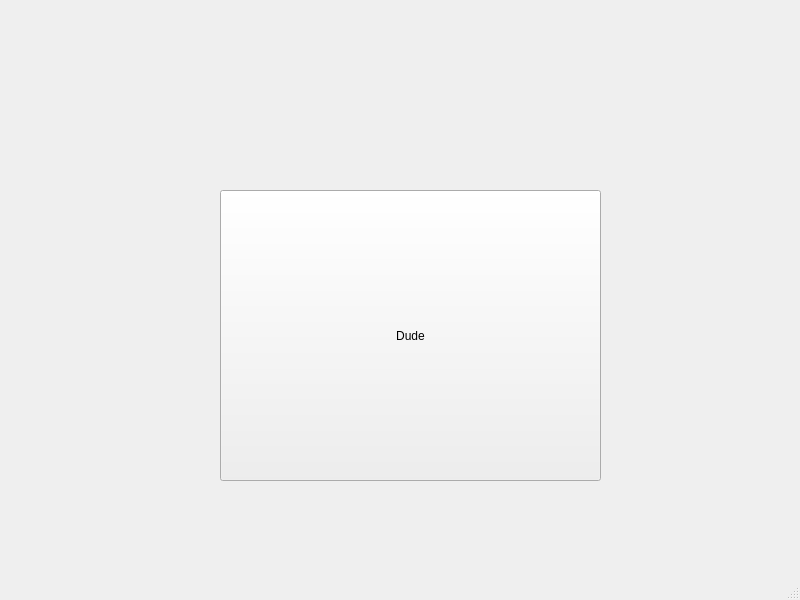
Above: qmake/as4/mainwindow.ui from wooseokyourself/assn4 before the change. Below: the same form after it.
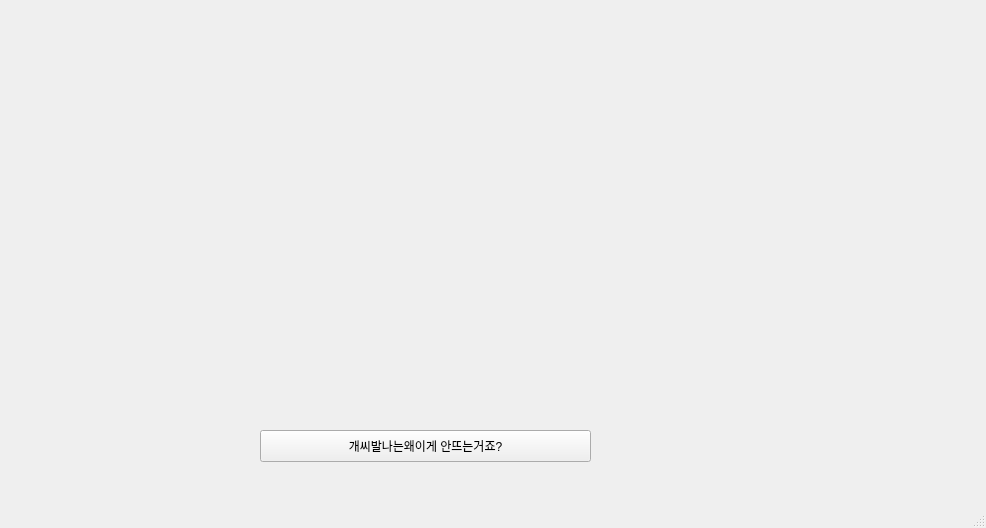
That is the form after the change. Icons and pictures are not drawn.

Patch:
```diff
--- a/qmake/as4/mainwindow.ui
+++ b/qmake/as4/mainwindow.ui
@@ -6,25 +6,41 @@
    <rect>
     <x>0</x>
     <y>0</y>
-    <width>800</width>
-    <height>600</height>
+    <width>986</width>
+    <height>528</height>
    </rect>
   </property>
   <property name="windowTitle">
    <string>MainWindow</string>
   </property>
   <widget class="QWidget" name="centralwidget">
+   <widget class="QLabel" name="label">
+    <property name="geometry">
+     <rect>
+      <x>48</x>
+      <y>45</y>
+      <width>851</width>
+      <height>361</height>
+     </rect>
+    </property>
+    <property name="text">
+     <string/>
+    </property>
+    <property name="pixmap">
+     <pixmap resource="resources.qrc">:/images/Pianoroll-main.png</pixmap>
+    </property>
+   </widget>
    <widget class="QPushButton" name="pushButton">
     <property name="geometry">
      <rect>
-      <x>220</x>
-      <y>190</y>
-      <width>381</width>
-      <height>291</height>
+      <x>260</x>
+      <y>430</y>
+      <width>331</width>
+      <height>32</height>
      </rect>
     </property>
     <property name="text">
-     <string>Dude</string>
+     <string>개씨발나는왜이게 안뜨는거죠?</string>
     </property>
    </widget>
   </widget>
```
Left out of the diff: 25 changed lines with no effect on the pictures.
